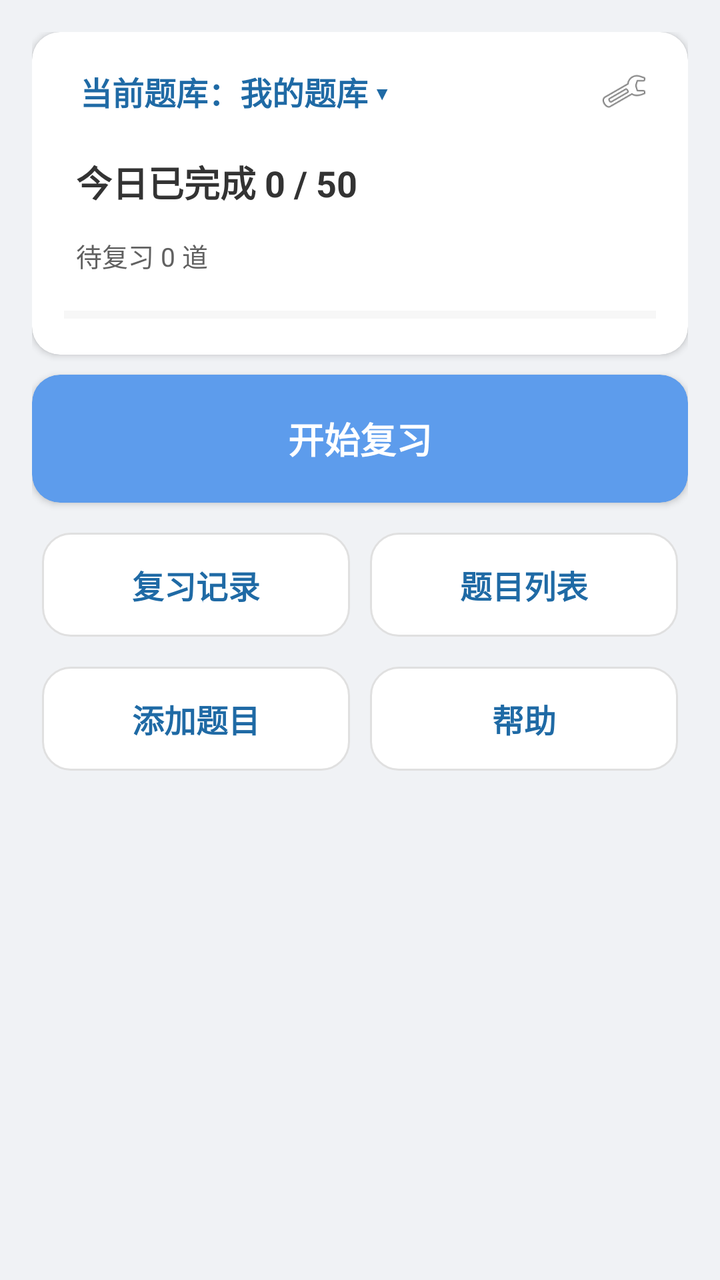
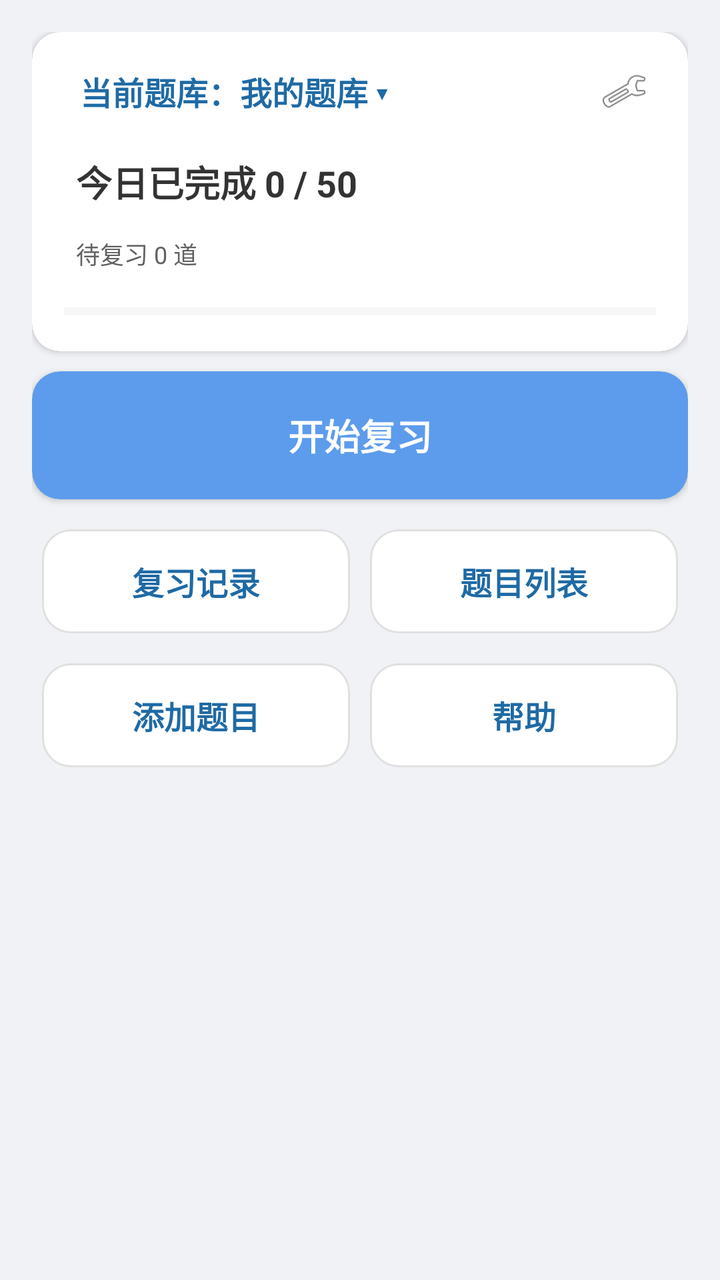

Screens rendered from an Android XML layout before and after an edit, with the pre-edit source and the edit as a unified diff.
<!-- AndroidManifest.xml: application theme Theme.Demo -->
<!-- res/layout/activity_main.xml -->
<?xml version="1.0" encoding="utf-8"?>
<ScrollView xmlns:android="http://schemas.android.com/apk/res/android"
    xmlns:app="http://schemas.android.com/apk/res-auto"
    android:layout_width="match_parent"
    android:layout_height="match_parent"
    android:background="@color/home_bg"
    android:fillViewport="true">

    <LinearLayout
        android:layout_width="match_parent"
        android:layout_height="wrap_content"
        android:orientation="vertical"
        android:padding="@dimen/home_padding"
        android:gravity="top|center_horizontal">

        
        <androidx.cardview.widget.CardView
            android:layout_width="match_parent"
            android:layout_height="wrap_content"
            app:cardBackgroundColor="@color/home_card"
            app:cardCornerRadius="@dimen/home_card_corner"
            android:layout_marginBottom="@dimen/home_card_margin">

            <LinearLayout
                android:layout_width="match_parent"
                android:layout_height="wrap_content"
                android:orientation="vertical"
                android:paddingLeft="@dimen/home_info_padding"
                android:paddingRight="@dimen/home_info_padding"
                android:paddingBottom="@dimen/home_info_padding"
                android:paddingTop="10dp">

                <LinearLayout
                    android:layout_width="match_parent"
                    android:layout_height="wrap_content"
                    android:orientation="horizontal"
                    android:gravity="center_vertical">

                    <TextView
                        android:id="@+id/tv_current_bank"
                        android:layout_width="0dp"
                        android:layout_height="wrap_content"
                        android:layout_weight="1"
                        android:clickable="true"
                        android:focusable="true"
                        android:foreground="?attr/selectableItemBackground"
                        android:padding="8dp"
                        android:text="当前题库：我的题库 ▾"
                        android:textSize="16sp"
                        android:textStyle="bold"
                        android:textColor="@color/detail_primary" />

                    <ImageView
                        android:id="@+id/ic_setting"
                        android:layout_width="32dp"
                        android:layout_height="32dp"
                        android:clickable="true"
                        android:focusable="true"
                        android:foreground="?attr/selectableItemBackground"
                        android:padding="4dp"
                        android:contentDescription="设置"
                        android:src="@android:drawable/ic_menu_preferences" />
                </LinearLayout>

                <TextView
                    android:id="@+id/tv_today_main"
                    android:layout_width="match_parent"
                    android:layout_height="wrap_content"
                    android:layout_marginTop="6dp"
                    android:clickable="true"
                    android:focusable="true"
                    android:foreground="?attr/selectableItemBackground"
                    android:padding="6dp"
                    android:contentDescription="修改每日复习量"
                    android:text="今日已完成 0 / 50"
                    android:textSize="18sp"
                    android:textStyle="bold"
                    android:textColor="@color/home_text_primary" />

                <TextView
                    android:id="@+id/tv_today_sub"
                    android:layout_width="match_parent"
                    android:layout_height="wrap_content"
                    android:layout_marginTop="2dp"
                    android:clickable="true"
                    android:focusable="true"
                    android:foreground="?attr/selectableItemBackground"
                    android:padding="6dp"
                    android:text="待复习 0 道"
                    android:textSize="13sp"
                    android:textColor="@color/home_text_secondary" />

                <ProgressBar
                    android:id="@+id/progress_today"
                    style="?android:attr/progressBarStyleHorizontal"
                    android:layout_width="match_parent"
                    android:layout_height="@dimen/home_progress_height"
                    android:layout_marginTop="10dp"
                    android:max="100"
                    android:progress="0"
                    android:progressTint="@color/action_primary"
                    android:progressBackgroundTint="@color/home_stroke" />

                
                <LinearLayout
                    android:id="@+id/due_section"
                    android:layout_width="match_parent"
                    android:layout_height="wrap_content"
                    android:orientation="vertical"
                    android:layout_marginTop="12dp"
                    android:visibility="gone">

                    <TextView
                        android:id="@+id/tv_due_title"
                        android:layout_width="match_parent"
                        android:layout_height="wrap_content"
                        android:paddingTop="4dp"
                        android:paddingBottom="4dp"
                        android:clickable="true"
                        android:focusable="true"
                        android:foreground="?attr/selectableItemBackground"
                        android:contentDescription="未来 7 天 · 点此看说明"
                        android:text="未来 7 天"
                        android:textSize="12sp"
                        android:textColor="@color/home_text_secondary" />

                    <com.example.demo.DueChartView
                        android:id="@+id/due_chart"
                        android:layout_width="match_parent"
                        android:layout_height="@dimen/home_chart_height"
                        android:layout_marginTop="4dp"
                        android:contentDescription="未来 7 天到期分布" />

                    <TextView
                        android:id="@+id/tv_chart_tip"
                        android:layout_width="match_parent"
                        android:layout_height="wrap_content"
                        android:layout_marginTop="2dp"
                        android:textSize="12sp"
                        android:textColor="@color/home_text_secondary"
                        android:visibility="gone" />
                </LinearLayout>

                <LinearLayout
                    android:id="@+id/checkin_row"
                    android:layout_width="match_parent"
                    android:layout_height="wrap_content"
                    android:orientation="horizontal"
                    android:gravity="center_vertical"
                    android:layout_marginTop="10dp"
                    android:visibility="gone">

                    <TextView
                        android:id="@+id/tv_checkin"
                        android:layout_width="0dp"
                        android:layout_height="wrap_content"
                        android:layout_weight="1"
                        android:clickable="true"
                        android:focusable="true"
                        android:foreground="?attr/selectableItemBackground"
                        android:padding="6dp"
                        android:textSize="13sp"
                        android:textColor="@color/home_text_secondary" />

                    <ImageView
                        android:id="@+id/iv_checkin_calendar"
                        android:layout_width="32dp"
                        android:layout_height="32dp"
                        android:layout_gravity="end"
                        android:clickable="true"
                        android:focusable="true"
                        android:foreground="?attr/selectableItemBackground"
                        android:padding="4dp"
                        android:contentDescription="打卡日历"
                        android:src="@android:drawable/ic_menu_agenda" />
                </LinearLayout>

                <TextView
                    android:id="@+id/tv_empty_hint"
                    android:layout_width="match_parent"
                    android:layout_height="wrap_content"
                    android:layout_marginTop="8dp"
                    android:visibility="gone"
                    android:text="当前题库还没有题目，先添加题目吧"
                    android:textSize="13sp"
                    android:textColor="@color/state_warn_text" />
            </LinearLayout>
        </androidx.cardview.widget.CardView>

        
        <androidx.cardview.widget.CardView
            android:id="@+id/btn_review"
            android:layout_width="match_parent"
            android:layout_height="@dimen/home_primary_height"
            android:clickable="true"
            android:focusable="true"
            app:cardBackgroundColor="@color/action_primary"
            app:cardCornerRadius="@dimen/home_card_corner"
            android:foreground="?attr/selectableItemBackground"
            android:contentDescription="开始复习"
            android:layout_marginBottom="@dimen/home_inner_margin">

            <LinearLayout
                android:layout_width="match_parent"
                android:layout_height="match_parent"
                android:orientation="vertical"
                android:gravity="center">

                <TextView
                    android:layout_width="wrap_content"
                    android:layout_height="wrap_content"
                    android:text="开始复习"
                    android:textColor="#FFFFFF"
                    android:textSize="18sp"
                    android:textStyle="bold" />

            </LinearLayout>
        </androidx.cardview.widget.CardView>

        
        <LinearLayout
            android:layout_width="match_parent"
            android:layout_height="wrap_content"
            android:orientation="horizontal"
            android:layout_marginTop="@dimen/home_inner_margin">

            <LinearLayout
                android:id="@+id/btn_history"
                android:layout_width="0dp"
                android:layout_height="@dimen/home_secondary_height"
                android:layout_weight="1"
                android:clickable="true"
                android:focusable="true"
                android:background="@drawable/bg_home_secondary"
                android:foreground="?attr/selectableItemBackground"
                android:contentDescription="复习记录"
                android:gravity="center"
                android:layout_margin="@dimen/home_inner_margin">

                <TextView
                    android:layout_width="wrap_content"
                    android:layout_height="wrap_content"
                    android:text="复习记录"
                    android:textColor="@color/detail_primary"
                    android:textSize="16sp"
                    android:textStyle="bold" />
            </LinearLayout>

            <LinearLayout
                android:id="@+id/btn_bank"
                android:layout_width="0dp"
                android:layout_height="@dimen/home_secondary_height"
                android:layout_weight="1"
                android:clickable="true"
                android:focusable="true"
                android:background="@drawable/bg_home_secondary"
                android:foreground="?attr/selectableItemBackground"
                android:contentDescription="题目列表"
                android:gravity="center"
                android:layout_margin="@dimen/home_inner_margin">

                <TextView
                    android:layout_width="wrap_content"
                    android:layout_height="wrap_content"
                    android:text="题目列表"
                    android:textColor="@color/detail_primary"
                    android:textSize="16sp"
                    android:textStyle="bold" />
            </LinearLayout>
        </LinearLayout>

        
        <LinearLayout
            android:layout_width="match_parent"
            android:layout_height="wrap_content"
            android:orientation="horizontal"
            android:layout_marginTop="@dimen/home_inner_margin">

            <LinearLayout
                android:id="@+id/btn_add"
                android:layout_width="0dp"
                android:layout_height="@dimen/home_secondary_height"
                android:layout_weight="1"
                android:clickable="true"
                android:focusable="true"
                android:background="@drawable/bg_home_secondary"
                android:foreground="?attr/selectableItemBackground"
                android:contentDescription="添加题目"
                android:gravity="center"
                android:layout_margin="@dimen/home_inner_margin">

                <TextView
                    android:layout_width="wrap_content"
                    android:layout_height="wrap_content"
                    android:text="添加题目"
                    android:textColor="@color/detail_primary"
                    android:textSize="16sp"
                    android:textStyle="bold" />
            </LinearLayout>

            <LinearLayout
                android:id="@+id/btn_help"
                android:layout_width="0dp"
                android:layout_height="@dimen/home_secondary_height"
                android:layout_weight="1"
                android:clickable="true"
                android:focusable="true"
                android:background="@drawable/bg_home_secondary"
                android:foreground="?attr/selectableItemBackground"
                android:contentDescription="帮助"
                android:gravity="center"
                android:layout_margin="@dimen/home_inner_margin">

                <TextView
                    android:layout_width="wrap_content"
                    android:layout_height="wrap_content"
                    android:text="帮助"
                    android:textColor="@color/detail_primary"
                    android:textSize="16sp"
                    android:textStyle="bold" />
            </LinearLayout>
        </LinearLayout>

        
        <TextView
            android:id="@+id/tv_backup_hint"
            android:layout_width="match_parent"
            android:layout_height="wrap_content"
            android:layout_marginTop="4dp"
            android:clickable="true"
            android:focusable="true"
            android:foreground="?attr/selectableItemBackground"
            android:padding="8dp"
            android:textSize="12sp"
            android:textColor="@color/home_text_secondary"
            android:visibility="gone" />

    </LinearLayout>
</ScrollView>
<!-- resources referenced by this layout -->
<resources>
  <color name="action_primary">#5D9CEC</color>
  <color name="detail_primary">#1F6AA5</color>
  <color name="home_bg">@color/page_bg</color>
  <color name="home_card">#FFFFFF</color>
  <color name="home_stroke">#E0E0E0</color>
  <color name="home_text_primary">#333333</color>
  <color name="home_text_secondary">#616161</color>
  <color name="state_warn_text">#AD6800</color>
  <dimen name="home_card_corner">@dimen/corner_card</dimen>
  <dimen name="home_card_margin">10dp</dimen>
  <dimen name="home_chart_height">88dp</dimen>
  <dimen name="home_info_padding">16dp</dimen>
  <dimen name="home_inner_margin">5dp</dimen>
  <dimen name="home_padding">16dp</dimen>
  <dimen name="home_primary_height">64dp</dimen>
  <dimen name="home_progress_height">8dp</dimen>
  <dimen name="home_secondary_height">52dp</dimen>
  <!-- drawable bg_home_secondary (drawable) -->
  <?xml version="1.0" encoding="utf-8"?>
  <shape xmlns:android="http://schemas.android.com/apk/res/android"
      android:shape="rectangle">
      <corners android:radius="@dimen/home_card_corner" />
      <solid android:color="@color/home_card" />
      <stroke android:width="1dp" android:color="@color/home_stroke" />
  </shape>
  <style name="Theme.Demo" parent="Base.Theme.Demo" />
  <color name="page_bg">#F0F2F5</color>
  <dimen name="corner_card">14dp</dimen>
  <style name="Base.Theme.Demo" parent="Theme.Material3.DayNight.NoActionBar">
          
          <item name="android:statusBarColor">@color/home_bg</item>
          <item name="android:windowLightStatusBar">true</item>
          <item name="android:navigationBarColor">@color/home_bg</item>
          <item name="android:windowLightNavigationBar" tools:targetApi="o_mr1">true</item>
          <item name="android:enforceNavigationBarContrast" tools:targetApi="q">false</item>
      </style>
</resources>

<!-- the commit's change to res/layout/activity_main.xml (unified diff, before → after) -->
@@ -46,7 +46,7 @@
                         android:foreground="?attr/selectableItemBackground"
                         android:padding="8dp"
                         android:text="当前题库：我的题库 ▾"
-                        android:textSize="16sp"
+                        android:textSize="@dimen/text_size_emphasis"
                         android:textStyle="bold"
                         android:textColor="@color/detail_primary" />
 
@@ -73,7 +73,7 @@
                     android:padding="6dp"
                     android:contentDescription="修改每日复习量"
                     android:text="今日已完成 0 / 50"
-                    android:textSize="18sp"
+                    android:textSize="@dimen/text_size_title"
                     android:textStyle="bold"
                     android:textColor="@color/home_text_primary" />
 
@@ -87,7 +87,7 @@
                     android:foreground="?attr/selectableItemBackground"
                     android:padding="6dp"
                     android:text="待复习 0 道"
-                    android:textSize="13sp"
+                    android:textSize="@dimen/text_size_caption"
                     android:textColor="@color/home_text_secondary" />
 
                 <ProgressBar
@@ -121,7 +121,7 @@
                         android:foreground="?attr/selectableItemBackground"
                         android:contentDescription="未来 7 天 · 点此看说明"
                         android:text="未来 7 天"
-                        android:textSize="12sp"
+                        android:textSize="@dimen/text_size_caption"
                         android:textColor="@color/home_text_secondary" />
 
                     <com.example.demo.DueChartView
@@ -136,7 +136,7 @@
                         android:layout_width="match_parent"
                         android:layout_height="wrap_content"
                         android:layout_marginTop="2dp"
-                        android:textSize="12sp"
+                        android:textSize="@dimen/text_size_caption"
                         android:textColor="@color/home_text_secondary"
                         android:visibility="gone" />
                 </LinearLayout>
@@ -159,7 +159,7 @@
                         android:focusable="true"
                         android:foreground="?attr/selectableItemBackground"
                         android:padding="6dp"
-                        android:textSize="13sp"
+                        android:textSize="@dimen/text_size_caption"
                         android:textColor="@color/home_text_secondary" />
 
                     <ImageView
@@ -182,7 +182,7 @@
                     android:layout_marginTop="8dp"
                     android:visibility="gone"
                     android:text="当前题库还没有题目，先添加题目吧"
-                    android:textSize="13sp"
+                    android:textSize="@dimen/text_size_caption"
                     android:textColor="@color/state_warn_text" />
             </LinearLayout>
         </androidx.cardview.widget.CardView>
@@ -211,7 +211,7 @@
                     android:layout_height="wrap_content"
                     android:text="开始复习"
                     android:textColor="#FFFFFF"
-                    android:textSize="18sp"
+                    android:textSize="@dimen/text_size_title"
                     android:textStyle="bold" />
 
             </LinearLayout>
@@ -242,7 +242,7 @@
                     android:layout_height="wrap_content"
                     android:text="复习记录"
                     android:textColor="@color/detail_primary"
-                    android:textSize="16sp"
+                    android:textSize="@dimen/text_size_emphasis"
                     android:textStyle="bold" />
             </LinearLayout>
 
@@ -264,7 +264,7 @@
                     android:layout_height="wrap_content"
                     android:text="题目列表"
                     android:textColor="@color/detail_primary"
-                    android:textSize="16sp"
+                    android:textSize="@dimen/text_size_emphasis"
                     android:textStyle="bold" />
             </LinearLayout>
         </LinearLayout>
@@ -294,7 +294,7 @@
                     android:layout_height="wrap_content"
                     android:text="添加题目"
                     android:textColor="@color/detail_primary"
-                    android:textSize="16sp"
+                    android:textSize="@dimen/text_size_emphasis"
                     android:textStyle="bold" />
             </LinearLayout>
 
@@ -316,7 +316,7 @@
                     android:layout_height="wrap_content"
                     android:text="帮助"
                     android:textColor="@color/detail_primary"
-                    android:textSize="16sp"
+                    android:textSize="@dimen/text_size_emphasis"
                     android:textStyle="bold" />
             </LinearLayout>
         </LinearLayout>
@@ -331,7 +331,7 @@
             android:focusable="true"
             android:foreground="?attr/selectableItemBackground"
             android:padding="8dp"
-            android:textSize="12sp"
+            android:textSize="@dimen/text_size_caption"
             android:textColor="@color/home_text_secondary"
             android:visibility="gone" />
 
<!-- resource entries referenced after the edit -->
@@ -17,6 +17,9 @@
   <dimen name="home_primary_height">64dp</dimen>
   <dimen name="home_progress_height">8dp</dimen>
   <dimen name="home_secondary_height">52dp</dimen>
+  <dimen name="text_size_caption">12sp</dimen>
+  <dimen name="text_size_emphasis">16sp</dimen>
+  <dimen name="text_size_title">18sp</dimen>
   <!-- drawable bg_home_secondary (drawable) -->
   <?xml version="1.0" encoding="utf-8"?>
   <shape xmlns:android="http://schemas.android.com/apk/res/android"
